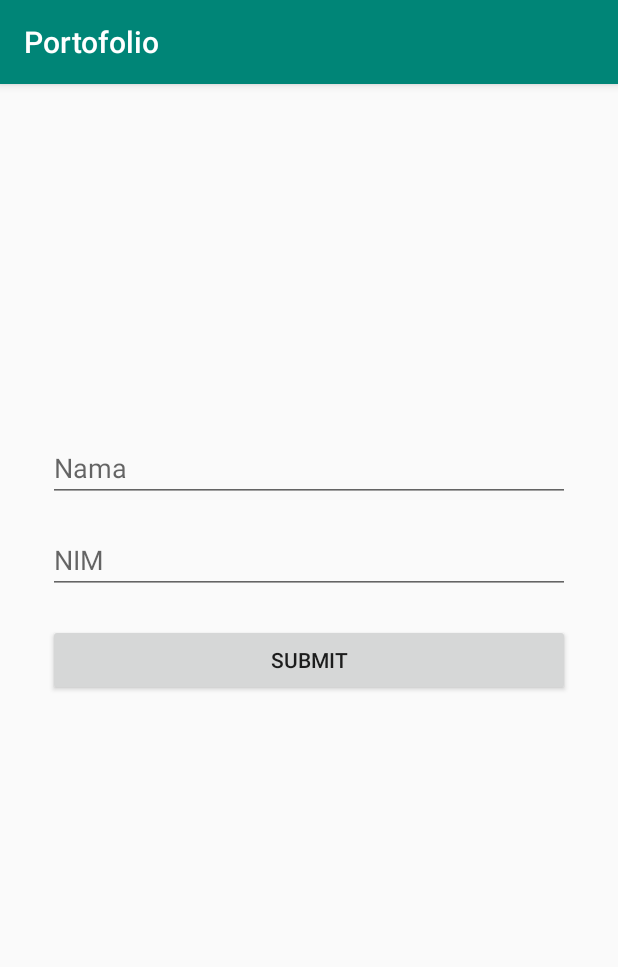
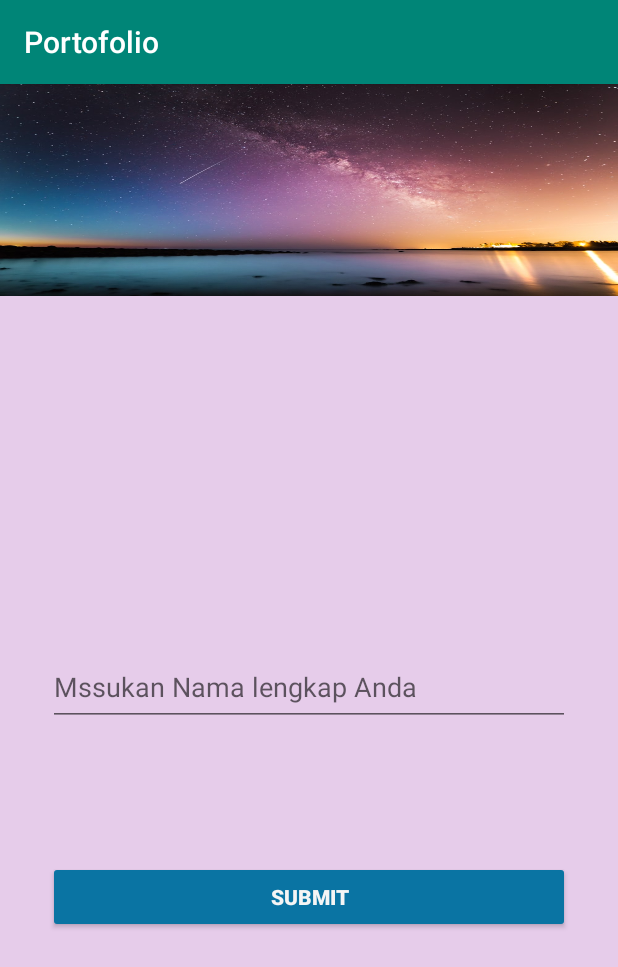
Before and after one commit to puspasari14/android, an Android app: the InputFragment screen opened through its navigation route, on a phone screen of 412 x 824 dp. Shown: the top 967 px of the screen. Run offline under Robolectric (Android 15) with nearby library versions, the phone set to English and light mode, and no system bars.

Commit message:
perbaikan coding bagian .kt pada fragmen  dan desian frafmen

```diff
--- a/Portofolio2/app/src/main/java/com/puspaanggraeni/portofolio/InputFragment.kt
+++ b/Portofolio2/app/src/main/java/com/puspaanggraeni/portofolio/InputFragment.kt
@@ -14,7 +14,7 @@ import kotlinx.android.synthetic.main.fragment_input.*
  * A simple [Fragment] subclass.
  */
 class InputFragment : Fragment() {
-    lateinit var nav: NavController
+    lateinit var nav :NavController
 
     override fun onCreateView(
         inflater: LayoutInflater, container: ViewGroup?,
@@ -23,14 +23,27 @@ class InputFragment : Fragment() {
         // Inflate the layout for this fragment
         return inflater.inflate(R.layout.fragment_input, container, false)
     }
-    overide fun onViewCreated(view: View, savedInstanceState: Bundle?){
 
-    super.onViewCreated(view, savedInstanceState)
+    override fun onViewCreated(view: View, savedInstanceState: Bundle?) {
+        super.onViewCreated(view, savedInstanceState)
+
         nav = Navigation.findNavController(view)
-        buttonsubmit.setOnClickListener{it:View!
-        if(editTextinput1.text.toString().isNotEmpty()){
-            val input : string
-        }}
+
+        buttonsubmit.setOnClickListener {
+            if(editTextinput1.text.toString().isNotEmpty())
+            {
+                val input : String =editTextinput1.text.toString()
+
+                val bundle1=Bundle()
+
+                bundle1.putString("args",input)
+
+                nav.navigate(R.id.action_inputFragment_to_hasilFragment,bundle1)
+
+            }
+
+
+        }
+
     }
-
-}
+    }
--- a/Portofolio2/app/src/main/java/com/puspaanggraeni/portofolio/main.kt
+++ b/Portofolio2/app/src/main/java/com/puspaanggraeni/portofolio/main.kt
@@ -24,13 +24,19 @@ class main : Fragment() {
         // Inflate the layout for this fragment
         return inflater.inflate(R.layout.fragment_main, container, false)
     }
-    override fun onCrateView{view: View, savedInstanceSatate:Bundle?}{
+
+    override fun onViewCreated(view: View, savedInstanceState: Bundle?) {
         super.onViewCreated(view, savedInstanceState)
+
         nav = Navigation.findNavController(view)
 
-        buttonutama.setOnClickListener{it:View!
-                nav.navigate(R.id.action_main_to_inputFragment)
+        buttonutama.setOnClickListener{
+            nav.navigate(R.id.action_main_to_inputFragment)
+
     }
+
+
+
     }
 
 
--- a/Portofolio2/app/src/main/res/layout/fragment_input.xml
+++ b/Portofolio2/app/src/main/res/layout/fragment_input.xml
@@ -5,37 +5,26 @@
     android:id="@+id/frameLayout2"
     android:layout_width="match_parent"
     android:layout_height="match_parent"
+    android:background="#379C27B0"
     tools:context=".InputFragment">
 
     <EditText
         android:id="@+id/editTextinput1"
         android:layout_width="0dp"
-        android:layout_height="wrap_content"
+        android:layout_height="51dp"
         android:layout_marginStart="32dp"
+        android:layout_marginTop="32dp"
         android:layout_marginEnd="32dp"
-        android:layout_marginBottom="16dp"
+        android:layout_marginBottom="8dp"
         android:ems="10"
-        android:hint="Nama"
-        android:inputType="textPersonName"
-        app:layout_constraintBottom_toTopOf="@+id/editTextinput2"
-        app:layout_constraintEnd_toEndOf="parent"
-        app:layout_constraintHorizontal_bias="0.25"
-        app:layout_constraintStart_toStartOf="parent" />
-
-    <EditText
-        android:id="@+id/editTextinput2"
-        android:layout_width="0dp"
-        android:layout_height="wrap_content"
-        android:layout_marginStart="32dp"
-        android:layout_marginEnd="32dp"
-        android:layout_marginBottom="20dp"
-        android:ems="10"
-        android:hint="NIM"
+        android:hint="@string/hint"
         android:inputType="textPersonName"
         app:layout_constraintBottom_toTopOf="@+id/buttonsubmit"
         app:layout_constraintEnd_toEndOf="parent"
         app:layout_constraintHorizontal_bias="0.0"
-        app:layout_constraintStart_toStartOf="parent" />
+        app:layout_constraintStart_toStartOf="parent"
+        app:layout_constraintTop_toBottomOf="@+id/imageView"
+        app:layout_constraintVertical_bias="0.713" />
 
     <Button
         android:id="@+id/buttonsubmit"
@@ -43,8 +32,25 @@
         android:layout_height="wrap_content"
         android:layout_marginStart="32dp"
         android:layout_marginEnd="32dp"
-        android:text="Submit"
+        android:backgroundTint="#0A74A3"
+        android:text="@string/butonsubmit"
+        android:textAlignment="center"
+        android:textColor="#F5F5F5"
+        android:textStyle="bold"
         app:layout_constraintBottom_toBottomOf="parent"
+        app:layout_constraintEnd_toEndOf="parent"
+        app:layout_constraintHorizontal_bias="1.0"
+        app:layout_constraintStart_toStartOf="parent"
+        app:layout_constraintTop_toTopOf="parent"
+        app:layout_constraintVertical_bias="0.719" />
+
+    <ImageView
+        android:id="@+id/imageView"
+        android:layout_width="0dp"
+        android:layout_height="141dp"
+        android:contentDescription="@string/back"
+        android:scaleType="fitXY"
+        android:src="@drawable/aurora"
         app:layout_constraintEnd_toEndOf="parent"
         app:layout_constraintHorizontal_bias="0.0"
         app:layout_constraintStart_toStartOf="parent"
--- a/Portofolio2/app/src/main/res/values/strings.xml
+++ b/Portofolio2/app/src/main/res/values/strings.xml
@@ -3,4 +3,11 @@
 
     <!-- TODO: Remove or change this placeholder text -->
     <string name="hello_blank_fragment">Hello blank fragment</string>
+    <string name="hint">Mssukan Nama lengkap Anda</string>
+    <string name="butonsubmit">Submit</string>
+    <string name="buttonutama">Masukan Data</string>
+    <string name="main_awal">Silahkan isikan biodata anda</string>
+    <string name="profil">profil</string>
+    <string name="back">back</string>
+    <string name="nama">Nama Anda</string>
 </resources>
```
Also changed, not shown: Portofolio2/app/src/main/java/com/puspaanggraeni/portofolio/HasilFragment.kt (+11 -0 lines), Portofolio2/app/src/main/res/layout/fragment_hasil.xml (+15 -10 lines), Portofolio2/app/src/main/res/layout/fragment_main.xml (+19 -2 lines), Portofolio2/app/src/main/res/drawable/aurora.jpg (added), Portofolio2/app/src/main/res/drawable/profil.jpg (added).
